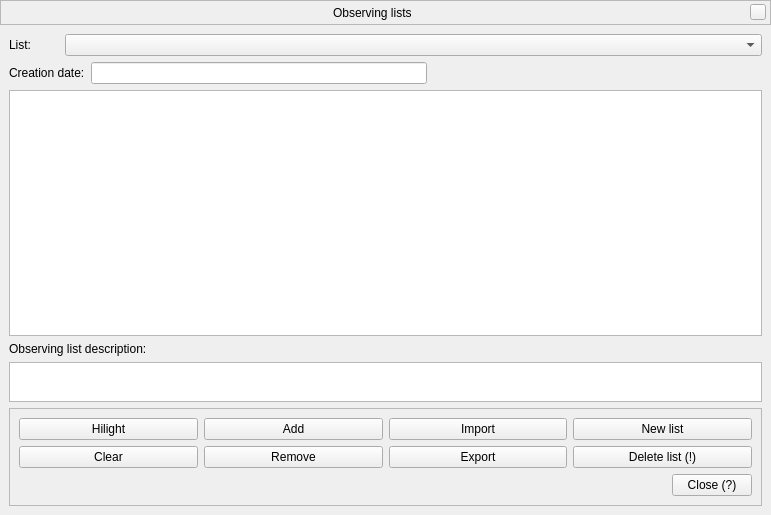
axd1967/stellarium, file src/gui/obsListDialog.ui: the form before one commit.
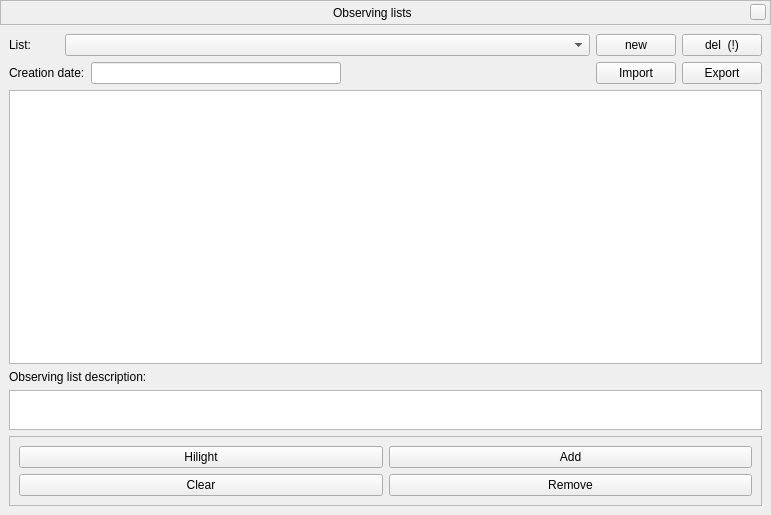
The form after the commit. Custom widgets are drawn as their Qt base class.

```diff
--- a/src/gui/obsListDialog.ui
+++ b/src/gui/obsListDialog.ui
@@ -145,6 +145,41 @@
         <item>
          <widget class="QComboBox" name="obsListComboBox"/>
         </item>
+        <item>
+         <widget class="QPushButton" name="obsListNewListButton">
+          <property name="sizePolicy">
+           <sizepolicy hsizetype="Maximum" vsizetype="Fixed">
+            <horstretch>0</horstretch>
+            <verstretch>0</verstretch>
+           </sizepolicy>
+          </property>
+          <property name="toolTip">
+           <string>Create a new observing list</string>
+          </property>
+          <property name="toolTipDuration">
+           <number>3</number>
+          </property>
+          <property name="text">
+           <string>new</string>
+          </property>
+         </widget>
+        </item>
+        <item>
+         <widget class="QPushButton" name="obsListDeleteButton">
+          <property name="sizePolicy">
+           <sizepolicy hsizetype="Maximum" vsizetype="Fixed">
+            <horstretch>0</horstretch>
+            <verstretch>0</verstretch>
+           </sizepolicy>
+          </property>
+          <property name="toolTip">
+           <string>Delete the selected list</string>
+          </property>
+          <property name="text">
+           <string>del  (!)</string>
+          </property>
+         </widget>
+        </item>
        </layout>
       </item>
       <item row="11" column="0">
@@ -223,26 +258,6 @@
              </property>
             </widget>
            </item>
-           <item>
-            <widget class="QPushButton" name="pushButton_3">
-             <property name="text">
-              <string>Import</string>
-             </property>
-            </widget>
-           </item>
-           <item>
-            <widget class="QPushButton" name="obsListNewListButton">
-             <property name="toolTip">
-              <string>Create a new observing list</string>
-             </property>
-             <property name="toolTipDuration">
-              <number>3</number>
-             </property>
-             <property name="text">
-              <string>New list</string>
-             </property>
-            </widget>
-           </item>
           </layout>
          </item>
          <item>
@@ -267,51 +282,10 @@
              </property>
             </widget>
            </item>
-           <item>
-            <widget class="QPushButton" name="pushButton_4">
-             <property name="text">
-              <string>Export</string>
-             </property>
-            </widget>
-           </item>
-           <item>
-            <widget class="QPushButton" name="obsListDeleteButton">
-             <property name="toolTip">
-              <string>Delete the selected list</string>
-             </property>
-             <property name="text">
-              <string>Delete list (!)</string>
-             </property>
-            </widget>
-           </item>
           </layout>
          </item>
          <item>
-          <layout class="QHBoxLayout" name="horizontalLayoutExit">
-           <item>
-            <spacer name="horizontalSpacer">
-             <property name="orientation">
-              <enum>Qt::Horizontal</enum>
-             </property>
-             <property name="sizeHint" stdset="0">
-              <size>
-               <width>40</width>
-               <height>20</height>
-              </size>
-             </property>
-            </spacer>
-           </item>
-           <item>
-            <widget class="QPushButton" name="obsListExitButton">
-             <property name="toolTip">
-              <string>Exit</string>
-             </property>
-             <property name="text">
-              <string>Close (?)</string>
-             </property>
-            </widget>
-           </item>
-          </layout>
+          <layout class="QHBoxLayout" name="horizontalLayoutExit"/>
          </item>
         </layout>
        </widget>
@@ -345,6 +319,20 @@
           </property>
          </spacer>
         </item>
+        <item>
+         <widget class="QPushButton" name="pushButton_3">
+          <property name="text">
+           <string>Import</string>
+          </property>
+         </widget>
+        </item>
+        <item>
+         <widget class="QPushButton" name="pushButton_4">
+          <property name="text">
+           <string>Export</string>
+          </property>
+         </widget>
+        </item>
        </layout>
       </item>
      </layout>
```
